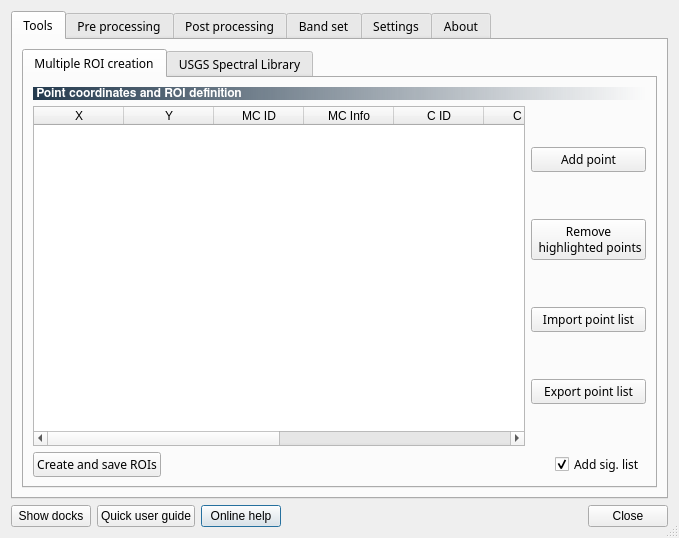
Old version of the form ui/ui_semiautomaticclassificationplugin.ui in the repository semiautomaticgit/SemiAutomaticClassificationPlugin.
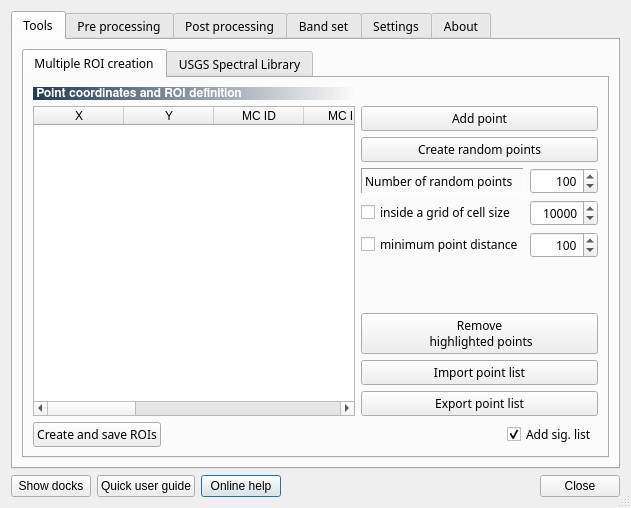
New version of the form. Icons and pictures are not drawn.

```diff
--- a/ui/ui_semiautomaticclassificationplugin.ui
+++ b/ui/ui_semiautomaticclassificationplugin.ui
@@ -9,8 +9,8 @@
    <rect>
     <x>0</x>
     <y>0</y>
-    <width>679</width>
-    <height>538</height>
+    <width>631</width>
+    <height>508</height>
    </rect>
   </property>
   <property name="sizePolicy">
@@ -121,10 +121,76 @@
           <attribute name="title">
            <string>Multiple ROI creation</string>
           </attribute>
-          <layout class="QGridLayout" name="gridLayout_8">
+          <layout class="QGridLayout" name="gridLayout_39">
            <item row="0" column="0">
-            <layout class="QGridLayout" name="gridLayout_71">
-             <item row="0" column="0" colspan="2">
+            <layout class="QGridLayout" name="gridLayout_32">
+             <item row="1" column="0">
+              <widget class="QTableWidget" name="point_tableWidget">
+               <property name="alternatingRowColors">
+                <bool>true</bool>
+               </property>
+               <property name="sortingEnabled">
+                <bool>false</bool>
+               </property>
+               <attribute name="horizontalHeaderDefaultSectionSize">
+                <number>90</number>
+               </attribute>
+               <attribute name="verticalHeaderDefaultSectionSize">
+                <number>24</number>
+               </attribute>
+               <column>
+                <property name="text">
+                 <string>X</string>
+                </property>
+               </column>
+               <column>
+                <property name="text">
+                 <string>Y</string>
+                </property>
+               </column>
+               <column>
+                <property name="text">
+                 <string>MC ID</string>
+                </property>
+               </column>
+               <column>
+                <property name="text">
+                 <string>MC Info</string>
+                </property>
+               </column>
+               <column>
+                <property name="text">
+                 <string>C ID</string>
+                </property>
+               </column>
+               <column>
+                <property name="text">
+                 <string>C Info</string>
+                </property>
+               </column>
+               <column>
+                <property name="text">
+                 <string>Min Size</string>
+                </property>
+               </column>
+               <column>
+                <property name="text">
+                 <string>Max width</string>
+                </property>
+               </column>
+               <column>
+                <property name="text">
+                 <string>Range radius</string>
+                </property>
+               </column>
+               <column>
+                <property name="text">
+                 <string>Rapid ROI band</string>
+                </property>
+               </column>
+              </widget>
+             </item>
+             <item row="0" column="0">
               <widget class="QLabel" name="label_47">
                <property name="font">
                 <font>
@@ -143,15 +209,18 @@
              </item>
              <item row="1" column="1">
               <layout class="QGridLayout" name="gridLayout_72">
-               <item row="3" column="0">
-                <widget class="QPushButton" name="export_point_list_pushButton">
-                 <property name="toolTip">
-                  <string>&lt;html&gt;&lt;head/&gt;&lt;body&gt;&lt;p&gt;Export point list to text file&lt;/p&gt;&lt;/body&gt;&lt;/html&gt;</string>
+               <item row="2" column="0">
+                <spacer name="verticalSpacer_8">
+                 <property name="orientation">
+                  <enum>Qt::Vertical</enum>
                  </property>
-                 <property name="text">
-                  <string>Export point list</string>
+                 <property name="sizeHint" stdset="0">
+                  <size>
+                   <width>20</width>
+                   <height>40</height>
+                  </size>
                  </property>
-                </widget>
+                </spacer>
                </item>
                <item row="0" column="0">
                 <widget class="QPushButton" name="add_point_pushButton">
@@ -163,7 +232,7 @@
                  </property>
                 </widget>
                </item>
-               <item row="1" column="0">
+               <item row="3" column="0">
                 <widget class="QPushButton" name="remove_point_pushButton">
                  <property name="toolTip">
                   <string>&lt;html&gt;&lt;head/&gt;&lt;body&gt;&lt;p&gt;Delete the rows of selected points&lt;/p&gt;&lt;/body&gt;&lt;/html&gt;</string>
@@ -174,7 +243,7 @@
                  </property>
                 </widget>
                </item>
-               <item row="2" column="0">
+               <item row="4" column="0">
                 <widget class="QPushButton" name="import_point_list_pushButton">
                  <property name="toolTip">
                   <string>&lt;html&gt;&lt;head/&gt;&lt;body&gt;&lt;p&gt;Import point list from text file&lt;/p&gt;&lt;/body&gt;&lt;/html&gt;</string>
@@ -184,6 +253,159 @@
                  </property>
                 </widget>
                </item>
+               <item row="1" column="0">
+                <layout class="QGridLayout" name="gridLayout_8">
+                 <item row="1" column="0">
+                  <widget class="QLabel" name="label_19">
+                   <property name="frameShape">
+                    <enum>QFrame::Panel</enum>
+                   </property>
+                   <property name="frameShadow">
+                    <enum>QFrame::Sunken</enum>
+                   </property>
+                   <property name="text">
+                    <string>Number of random points</string>
+                   </property>
+                   <property name="alignment">
+                    <set>Qt::AlignLeading|Qt::AlignLeft|Qt::AlignVCenter</set>
+                   </property>
+                  </widget>
+                 </item>
+                 <item row="2" column="0">
+                  <widget class="QCheckBox" name="point_grid_checkBox">
+                   <property name="toolTip">
+                    <string>&lt;html&gt;&lt;head/&gt;&lt;body&gt;&lt;p&gt;Create random points inside each cell of a grid with this size&lt;/p&gt;&lt;/body&gt;&lt;/html&gt;</string>
+                   </property>
+                   <property name="text">
+                    <string>inside a grid of cell size</string>
+                   </property>
+                  </widget>
+                 </item>
+                 <item row="2" column="1">
+                  <widget class="QSpinBox" name="point_grid_spinBox">
+                   <property name="minimumSize">
+                    <size>
+                     <width>50</width>
+                     <height>0</height>
+                    </size>
+                   </property>
+                   <property name="maximumSize">
+                    <size>
+                     <width>100</width>
+                     <height>16777215</height>
+                    </size>
+                   </property>
+                   <property name="toolTip">
+                    <string>&lt;html&gt;&lt;head/&gt;&lt;body&gt;&lt;p align=&quot;justify&quot;&gt;Text lenght of ROIs' names in the spectral plot legend&lt;/p&gt;&lt;/body&gt;&lt;/html&gt;</string>
+                   </property>
+                   <property name="alignment">
+                    <set>Qt::AlignRight|Qt::AlignTrailing|Qt::AlignVCenter</set>
+                   </property>
+                   <property name="minimum">
+                    <number>1</number>
+                   </property>
+                   <property name="maximum">
+                    <number>999999999</number>
+                   </property>
+                   <property name="value">
+                    <number>10000</number>
+                   </property>
+                  </widget>
+                 </item>
+                 <item row="1" column="1">
+                  <widget class="QSpinBox" name="point_number_spinBox">
+                   <property name="minimumSize">
+                    <size>
+                     <width>50</width>
+                     <height>0</height>
+                    </size>
+                   </property>
+                   <property name="maximumSize">
+                    <size>
+                     <width>100</width>
+                     <height>16777215</height>
+                    </size>
+                   </property>
+                   <property name="toolTip">
+                    <string>&lt;html&gt;&lt;head/&gt;&lt;body&gt;&lt;p align=&quot;justify&quot;&gt;Text lenght of ROIs' names in the spectral plot legend&lt;/p&gt;&lt;/body&gt;&lt;/html&gt;</string>
+                   </property>
+                   <property name="alignment">
+                    <set>Qt::AlignRight|Qt::AlignTrailing|Qt::AlignVCenter</set>
+                   </property>
+                   <property name="minimum">
+                    <number>1</number>
+                   </property>
+                   <property name="maximum">
+                    <number>999999999</number>
+                   </property>
+                   <property name="value">
+                    <number>100</number>
+                   </property>
+                  </widget>
+                 </item>
+                 <item row="3" column="1">
+                  <widget class="QSpinBox" name="point_distance_spinBox">
+                   <property name="minimumSize">
+                    <size>
+                     <width>50</width>
+                     <height>0</height>
+                    </size>
+                   </property>
+                   <property name="maximumSize">
+                    <size>
+                     <width>100</width>
+                     <height>16777215</height>
+                    </size>
+                   </property>
+                   <property name="toolTip">
+                    <string>&lt;html&gt;&lt;head/&gt;&lt;body&gt;&lt;p align=&quot;justify&quot;&gt;Text lenght of ROIs' names in the spectral plot legend&lt;/p&gt;&lt;/body&gt;&lt;/html&gt;</string>
+                   </property>
+                   <property name="alignment">
+                    <set>Qt::AlignRight|Qt::AlignTrailing|Qt::AlignVCenter</set>
+                   </property>
+                   <property name="minimum">
+                    <number>1</number>
+                   </property>
+                   <property name="maximum">
+                    <number>999999999</number>
+                   </property>
+                   <property name="value">
+                    <number>100</number>
+                   </property>
+                  </widget>
+                 </item>
+                 <item row="3" column="0">
+                  <widget class="QCheckBox" name="point_distance_checkBox">
+                   <property name="toolTip">
+                    <string>&lt;html&gt;&lt;head/&gt;&lt;body&gt;&lt;p&gt;Minimum distance between points&lt;/p&gt;&lt;/body&gt;&lt;/html&gt;</string>
+                   </property>
+                   <property name="text">
+                    <string>minimum point distance</string>
+                   </property>
+                  </widget>
+                 </item>
+                 <item row="0" column="0" colspan="2">
+                  <widget class="QPushButton" name="add_random_point_pushButton">
+                   <property name="toolTip">
+                    <string>&lt;html&gt;&lt;head/&gt;&lt;body&gt;&lt;p&gt;Create random points (coordinate reference system must be projected)&lt;/p&gt;&lt;/body&gt;&lt;/html&gt;</string>
+                   </property>
+                   <property name="text">
+                    <string>Create random points</string>
+                   </property>
+                  </widget>
+                 </item>
+                </layout>
+               </item>
+               <item row="5" column="0">
+                <widget class="QPushButton" name="export_point_list_pushButton">
+                 <property name="toolTip">
+                  <string>&lt;html&gt;&lt;head/&gt;&lt;body&gt;&lt;p&gt;Export point list to text file&lt;/p&gt;&lt;/body&gt;&lt;/html&gt;</string>
+                 </property>
+                 <property name="text">
+                  <string>Export point list</string>
+                 </property>
+                </widget>
+               </item>
               </layout>
              </item>
              <item row="2" column="0" colspan="2">
@@ -226,72 +448,6 @@
                </item>
               </layout>
              </item>
-             <item row="1" column="0">
-              <widget class="QTableWidget" name="point_tableWidget">
-               <property name="alternatingRowColors">
-                <bool>true</bool>
-               </property>
-               <property name="sortingEnabled">
-                <bool>false</bool>
-               </property>
-               <attribute name="horizontalHeaderDefaultSectionSize">
-                <number>90</number>
-               </attribute>
-               <attribute name="verticalHeaderDefaultSectionSize">
-                <number>24</number>
-               </attribute>
-               <column>
-                <property name="text">
-                 <string>X</string>
-                </property>
-               </column>
-               <column>
-                <property name="text">
-                 <string>Y</string>
-                </property>
-               </column>
-               <column>
-                <property name="text">
-                 <string>MC ID</string>
-                </property>
-               </column>
-               <column>
-                <property name="text">
-                 <string>MC Info</string>
-                </property>
-               </column>
-               <column>
-                <property name="text">
-                 <string>C ID</string>
-                </property>
-               </column>
-               <column>
-                <property name="text">
-                 <string>C Info</string>
-                </property>
-               </column>
-               <column>
-                <property name="text">
-                 <string>Min Size</string>
-                </property>
-               </column>
-               <column>
-                <property name="text">
-                 <string>Max width</string>
-                </property>
-               </column>
-               <column>
-                <property name="text">
-                 <string>Range radius</string>
-                </property>
-               </column>
-               <column>
-                <property name="text">
-                 <string>Rapid ROI band</string>
-                </property>
-               </column>
-              </widget>
-             </item>
             </layout>
            </item>
           </layout>
```
Left out of the diff: 2 changed lines with no effect on the pictures.
